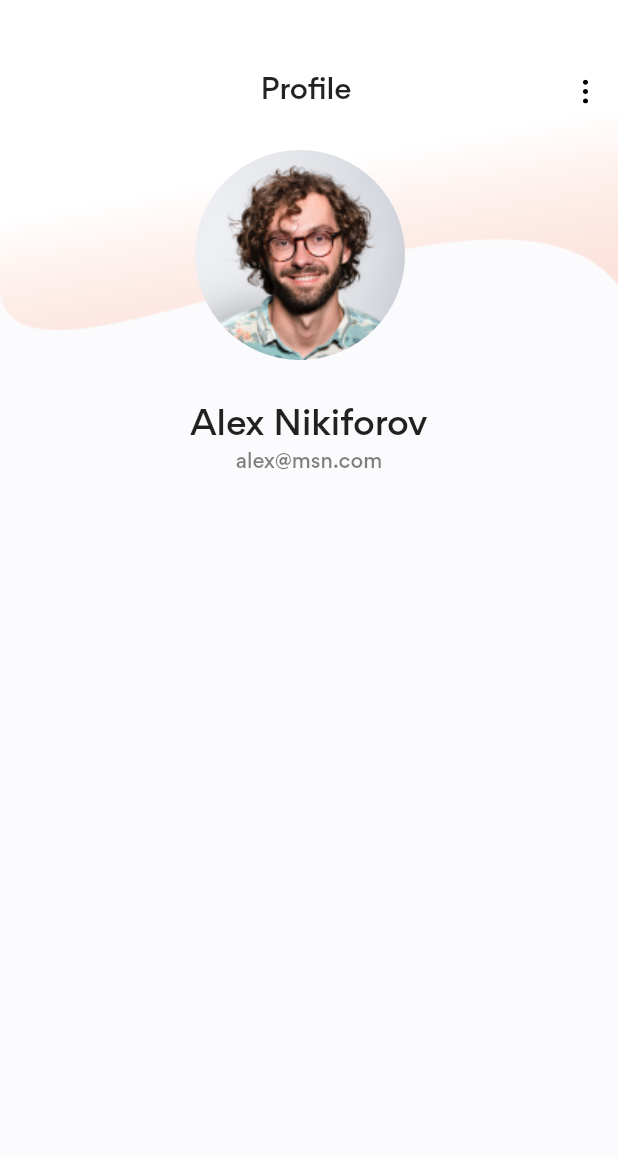
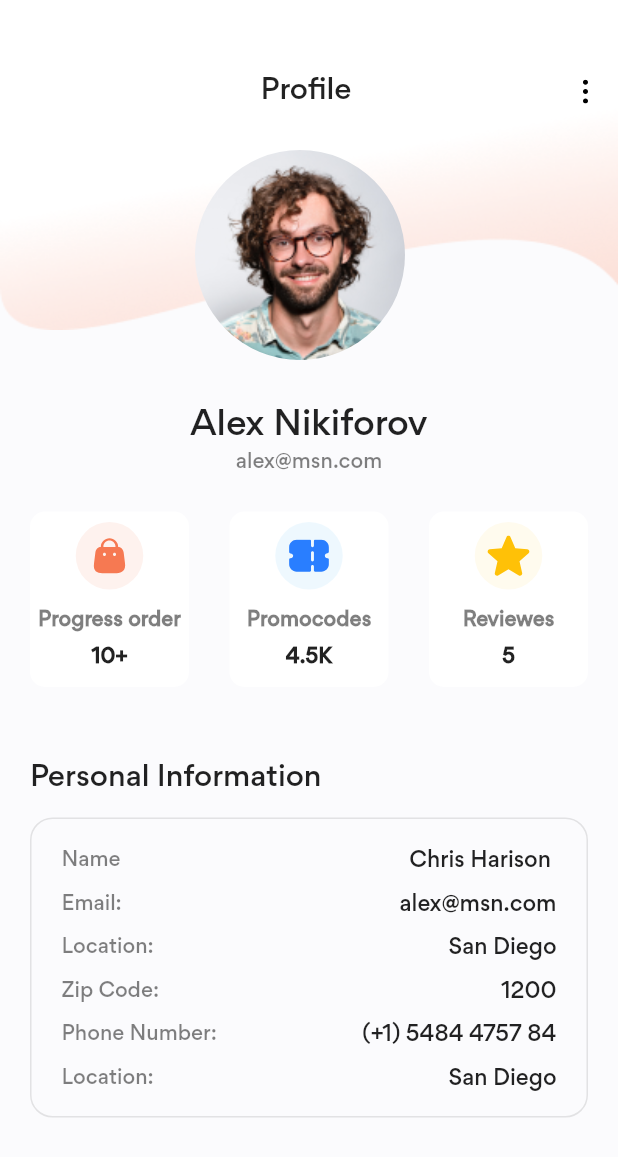
Before and after one commit to AnasMuhtadi/e_commerce, a Flutter app: the Profile screen opened directly, on a phone screen of 412 x 824 dp. Shown: the top 1157 px of the screen. Run offline on Flutter 3.47's test engine with Material 2 defaults, Android fonts, the phone set to English and light mode, and no system bars; our stand-ins replace flutter_svg, shared_preferences; accounts and stored records are empty.

Commit message:
third commit

```diff
--- a/lib/main.dart
+++ b/lib/main.dart
@@ -2,8 +2,10 @@ import 'package:flutter/material.dart';
 import 'package:untitled/routing/navigation.dart';
 import 'package:untitled/routing/router.dart';
 import 'package:untitled/routing/routes.dart';
+import 'package:untitled/ui/pages/home.dart';
 import 'package:untitled/ui/pages/homePages/checkOut.dart';
 import 'package:untitled/ui/pages/homePages/myCart.dart';
+import 'package:untitled/ui/pages/homePages/newArrival.dart';
 import 'package:untitled/ui/pages/homePages/paymentCongratulation.dart';
 import 'package:untitled/ui/pages/homePages/productDetails.dart';
 import 'package:untitled/ui/pages/homePages/profile.dart';
@@ -32,13 +34,12 @@ class _MyAppState extends State<MyApp> {
       debugShowCheckedModeBanner: false,
       theme: ThemeData(
           scaffoldBackgroundColor: AppColors.scaffoldColor,
-
           fontFamily: 'Gordita'
       ),
       onGenerateRoute:RoutsGnerate.generateRoute,
       initialRoute:RouteGenerator.splashPage,
       navigatorKey: ServiceNavigations.navKey,
-      home: const Scaffold(body: CheckOut()),
+      home: const Scaffold(body: ProductDetails()),
     );
   }
 }
--- a/lib/ui/pages/home.dart
+++ b/lib/ui/pages/home.dart
@@ -1,6 +1,8 @@
 import 'package:flutter/material.dart';
 import 'package:flutter_svg/flutter_svg.dart';
+import 'package:untitled/ui/pages/homePages/favorite.dart';
 import 'package:untitled/ui/pages/homePages/mainHome.dart';
+import 'package:untitled/ui/pages/homePages/profile.dart';
 
 import '../../utils/appConstant.dart';
 
@@ -12,6 +14,7 @@ class Home extends StatefulWidget {
 }
 
 class _HomeState extends State<Home> {
+  List<Widget> bottomNavigationBarWidget = [MainHome(),MainHome(),Favorite(),Profile(),];
   int pageIndex = 0;
 
   @override
@@ -173,7 +176,7 @@ class _HomeState extends State<Home> {
           ],
         ),
       ),
-      body: MainHome(),
+      body: bottomNavigationBarWidget[pageIndex],
     );
   }
 }
--- /dev/null
+++ b/lib/ui/pages/homePages/favorite.dart
@@ -0,0 +1,43 @@
+import 'package:flutter/material.dart';
+import 'package:untitled/ui/shared/widget/customAppBar.dart';
+
+import '../../../utils/appConstant.dart';
+import '../../shared/widget/item.dart';
+
+
+class Favorite extends StatelessWidget {
+  const Favorite({Key? key}) : super(key: key);
+
+  @override
+  Widget build(BuildContext context) {
+    return Scaffold(
+      appBar: PreferredSize(
+        preferredSize: Size.fromHeight(80),
+        child: CustomAppBar(leadingImage: Icon(Icons.arrow_back_ios,color: AppColors.black,),title: "Favorite",actionsImages: []),
+
+      ),
+      body:  SingleChildScrollView(
+        child: Padding(
+          padding: const EdgeInsets.symmetric(horizontal: 20,vertical: 10),
+          child: GridView.builder(
+            itemBuilder: (context, index) {
+              return    Item(
+                  image: AppImage.item2,
+                  text: "Long Sleeve Shirts",
+                  prise: "\$165");
+            },
+            itemCount: 15,
+            shrinkWrap: true,
+            physics: const NeverScrollableScrollPhysics(),
+            gridDelegate: const SliverGridDelegateWithFixedCrossAxisCount(
+                crossAxisCount: 2,
+                mainAxisSpacing: 20,
+                mainAxisExtent: 190
+            ),
+          ),
+        ),
+      )
+      ,
+    );
+  }
+}
--- a/lib/ui/pages/homePages/profile.dart
+++ b/lib/ui/pages/homePages/profile.dart
@@ -1,7 +1,10 @@
 import 'package:flutter/material.dart';
+import 'package:flutter_svg/flutter_svg.dart';
+import 'package:untitled/ui/widget/PersonInfoBox.dart';
+import 'package:untitled/ui/widget/checkOutPrise.dart';
 import 'package:untitled/ui/widget/profileBackground.dart';
+import 'package:untitled/ui/widget/profileDetails.dart';
 import 'package:untitled/utils/appConstant.dart';
-
 
 class Profile extends StatelessWidget {
   const Profile({Key? key}) : super(key: key);
@@ -9,17 +12,62 @@ class Profile extends StatelessWidget {
   @override
   Widget build(BuildContext context) {
     return Scaffold(
-      body: Column(
+        body: Padding(
+      padding: const EdgeInsets.symmetric(horizontal: 20),
+      child: Column(
         children: [
-          const ProfileBackground(),
+          SizedBox(
+            height: 220,
+            width: MediaQuery.of(context).size.width,
+            child: Expanded(
+              child: OverflowBox(
+                maxWidth: MediaQuery.of(context).size.width,
+                child: const ProfileBackground(),
+              ),
+            ),
+          ),
+          const SizedBox(
+            height: 50,
+          ),
+          const Text(
+            "Alex Nikiforov",
+            style: TextStyle(fontSize: 24, fontWeight: FontWeight.w600),
+          ),
+          const SizedBox(
+            height: 5,
+          ),
+          Text(
+            "alex@msn.com",
+            style: TextStyle(fontSize: 14, color: AppColors.grey),
+          ),
+          const SizedBox(
+            height: 25,
+          ),
+          Row(
+            mainAxisAlignment: MainAxisAlignment.spaceBetween,
+            children: [
+              PersonInfoBox(image: AppIcons.bag, name: "Progress order", num: "10+",color: AppColors.mainColorLite,),
+              PersonInfoBox(image: AppIcons.ticket, name: "Promocodes", num: "4.5K",color: AppColors.blueLite,),
+              PersonInfoBox(image: AppIcons.star, name: "Reviewes", num: "5",color: AppColors.yellowLite,),
+            ],
+          ),
           const SizedBox(height: 50,),
-          const Text("Alex Nikiforov",style: TextStyle(fontSize: 24,fontWeight: FontWeight.w600),),
-          const SizedBox(height: 5,),
-          Text("alex@msn.com", style: TextStyle(fontSize: 14, color: AppColors.grey),),
-          const SizedBox(height: 25,),
+          const Align(
+            alignment: Alignment.topLeft,
+            child: Text(
+              "Personal Information",
+              style: TextStyle(
+                fontWeight: FontWeight.w500,
+                fontSize: 20,
+              ),
+            ),
+          ),
+          const SizedBox(height:15),
+          const ProfileDetails()
+
 
         ],
-      )
-    );
+      ),
+    ));
   }
 }
--- /dev/null
+++ b/lib/ui/widget/PersonInfoBox.dart
@@ -0,0 +1,59 @@
+import 'package:flutter/material.dart';
+import 'package:flutter_svg/svg.dart';
+
+import '../../utils/appConstant.dart';
+
+
+class PersonInfoBox extends StatelessWidget {
+   PersonInfoBox({required this.image,required this.name,required this.num,required this.color,Key? key}) : super(key: key);
+   String image;
+   String num;
+   String name;
+   Color color;
+
+
+  @override
+  Widget build(BuildContext context) {
+    return Container(
+      height: 117,
+      width: 106,
+      decoration: BoxDecoration(
+          borderRadius: BorderRadius.circular(10),
+          color: AppColors.white),
+      child: Column(
+        children: [
+          const SizedBox(
+            height: 7,
+          ),
+          Container(
+            height: 45,
+            width: 45,
+            padding: const EdgeInsets.all(8),
+            decoration: BoxDecoration(
+              borderRadius: BorderRadius.circular(500),
+              color: color,
+            ),
+            child: SvgPicture.asset(image),
+          ),
+          const SizedBox(
+            height: 13,
+          ),
+          Text(
+            name,
+            style: TextStyle(
+                color: AppColors.grey, fontWeight: FontWeight.bold),
+          ),
+          const SizedBox(
+            height: 10,
+          ),
+           Text(
+            num,
+            style:
+            const TextStyle(fontSize: 14, fontWeight: FontWeight.bold),
+          )
+        ],
+      ),
+    )
+    ;
+  }
+}
--- /dev/null
+++ b/lib/ui/widget/profileDetails.dart
@@ -0,0 +1,86 @@
+import 'package:flutter/material.dart';
+
+import '../../utils/appConstant.dart';
+
+
+class ProfileDetails extends StatelessWidget {
+  const ProfileDetails({Key? key}) : super(key: key);
+
+  @override
+  Widget build(BuildContext context) {
+    return Container(
+      height: 200,
+      width: MediaQuery.of(context).size.width,
+      decoration: BoxDecoration(
+          border: Border.all(color: AppColors.greyLite),
+          borderRadius: BorderRadius.circular(15)),
+      child: Padding(
+        padding: const EdgeInsets.only(top: 20,left: 20,right: 20),
+        child: Column(
+          children: [
+            Row(
+              mainAxisAlignment: MainAxisAlignment.spaceBetween,
+              children: [
+                Text("Name",style: TextStyle(color: AppColors.grey,fontSize: 14)),
+                const Text("Chris Harison ",style: TextStyle(
+                  fontWeight: FontWeight.w600,
+                  fontSize: 15,
+                )),
+              ],),
+            const SizedBox(height: 13,),
+            Row(
+              mainAxisAlignment: MainAxisAlignment.spaceBetween,
+              children: [
+                Text("Email: ",style: TextStyle(color: AppColors.grey,fontSize: 14)),
+                const Text("alex@msn.com",style: TextStyle(
+                  fontWeight: FontWeight.w600,
+                  fontSize: 15,
+                )),
+              ],),
+            const SizedBox(height: 13,),
+
+            Row(
+              mainAxisAlignment: MainAxisAlignment.spaceBetween,
+              children: [
+                Text("Location: ",style: TextStyle(color: AppColors.grey,fontSize: 14)),
+                const Text("San Diego",style: TextStyle(
+                  fontWeight: FontWeight.w600,
+                  fontSize: 15,
+                )),
+              ],),
+            const SizedBox(height: 13,),
+            Row(
+              mainAxisAlignment: MainAxisAlignment.spaceBetween,
+              children: [
+                Text("Zip Code: ",style: TextStyle(color: AppColors.grey,fontSize: 14)),
+                const Text("1200",style: TextStyle(
+                  fontWeight: FontWeight.w600,
+                  fontSize: 15,
+                )),
+              ],),
+            const SizedBox(height: 13,),
+            Row(
+              mainAxisAlignment: MainAxisAlignment.spaceBetween,
+              children: [
+                Text("Phone Number: ",style: TextStyle(color: AppColors.grey,fontSize: 14)),
+                const Text("(+1) 5484 4757 84",style: TextStyle(
+                  fontWeight: FontWeight.w600,
+                  fontSize: 15,
+                )),
+              ],),
+            const SizedBox(height: 13,),
+            Row(
+              mainAxisAlignment: MainAxisAlignment.spaceBetween,
+              children: [
+                Text("Location: ",style: TextStyle(color: AppColors.grey,fontSize: 14)),
+                const Text("San Diego",style: TextStyle(
+                  fontWeight: FontWeight.w600,
+                  fontSize: 15,
+                )),
+              ],),
+          ],
+        ),
+      ),
+    );
+  }
+}
--- a/lib/utils/appConstant.dart
+++ b/lib/utils/appConstant.dart
@@ -12,6 +12,8 @@ class AppColors {
   static Color scaffoldColor = const Color.fromRGBO(251, 251, 253, 1);
   static Color greyLite = const Color.fromRGBO(0, 0, 0, 0.1);
   static Color green = const Color.fromRGBO(57, 206, 138, 1);
+  static Color blueLite = const Color.fromRGBO(14, 162, 246, 0.07);
+  static Color yellowLite = const Color.fromRGBO(255, 193, 7, 0.07);
 
 }
 
@@ -19,6 +21,9 @@ class AppIcons {
   static String pathIcon = "assets/icons";
 
   static String filter = "$pathIcon/filter.svg";
+  static String star = "$pathIcon/star.svg";
+  static String bag = "$pathIcon/bag.svg";
+  static String ticket = "$pathIcon/ticket.svg";
   static String threePoints = "$pathIcon/threePoints.svg";
   static String applePay = "$pathIcon/applePay.svg";
   static String mastercard = "$pathIcon/mastercard.svg";
```
Also changed, not shown: assets/icons/bag.svg (added), assets/icons/star.svg (added), assets/icons/ticket.svg (added), lib/ui/shared/widget/rangeSlider.dart (deleted).
